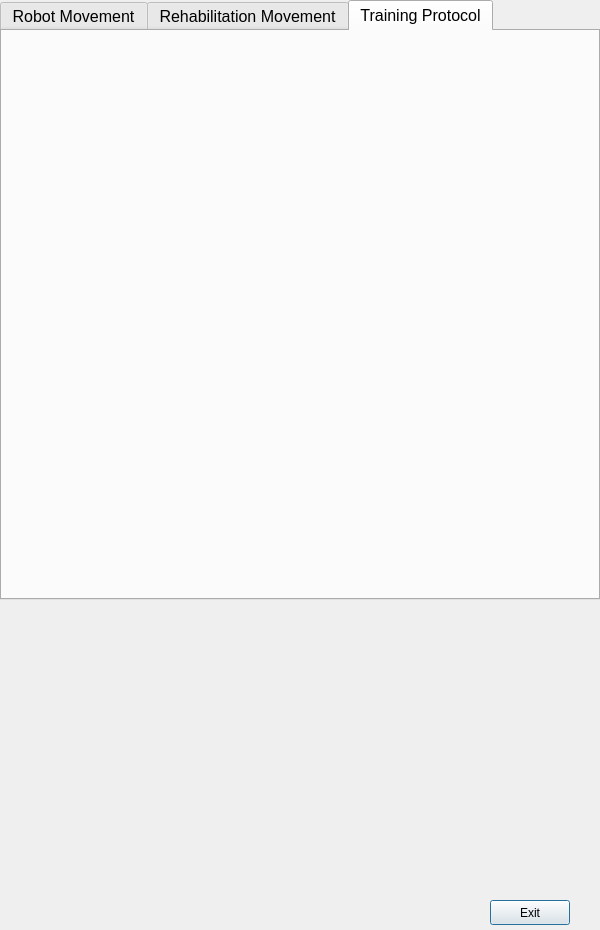
Old version of the form rehab_gui/rehab_gui/ui/FMRRMainWindow.ui in the repository CNR-STIIMA-IRAS/Fit4Med.
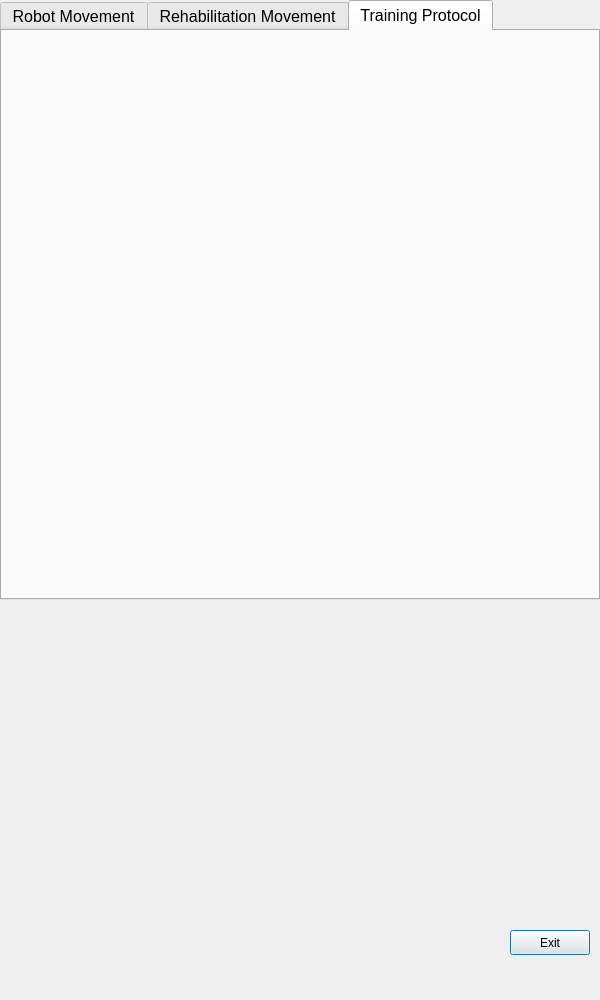
New version of the form. Icons and pictures are not drawn.

```diff
--- a/rehab_gui/rehab_gui/ui/FMRRMainWindow.ui
+++ b/rehab_gui/rehab_gui/ui/FMRRMainWindow.ui
@@ -7,9 +7,15 @@
     <x>0</x>
     <y>0</y>
     <width>600</width>
-    <height>930</height>
+    <height>1000</height>
    </rect>
   </property>
+  <property name="maximumSize">
+   <size>
+    <width>1200</width>
+    <height>1200</height>
+   </size>
+  </property>
   <property name="windowTitle">
    <string>Dialog</string>
   </property>
@@ -94,7 +100,7 @@
      <x>0</x>
      <y>610</y>
      <width>601</width>
-     <height>281</height>
+     <height>311</height>
     </rect>
    </property>
    <layout class="QVBoxLayout" name="verticalLayout_MotorsManagement"/>
@@ -102,8 +108,8 @@
   <widget class="QPushButton" name="pushButton_CloseProgram">
    <property name="geometry">
     <rect>
-     <x>490</x>
-     <y>900</y>
+     <x>510</x>
+     <y>930</y>
      <width>80</width>
      <height>25</height>
     </rect>
```
